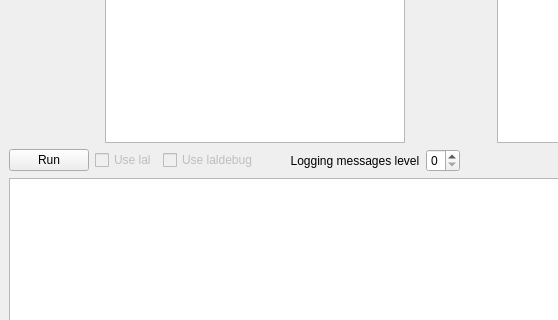
Qt form gui/form.ui (LAL-project/treebank-parser) before a commit; both pictures show x 0 to 558 and y 185 to 505 of the 1173 by 609 pixel window.
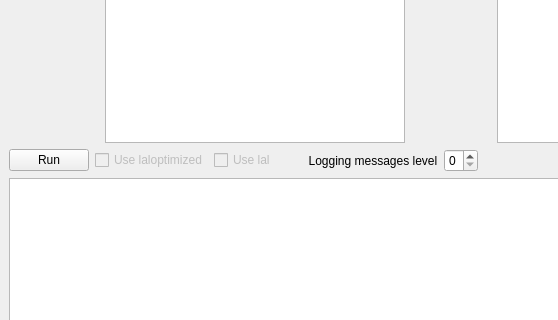
The same form after that commit. Custom widgets are drawn as their Qt base class.

Commit message: Updated with changes in the library: Renamed LAL libraries: 'lal' -> 'laloptimized'; 'laldebug' -> 'lal'

What changed in the file:
```diff
--- a/gui/form.ui
+++ b/gui/form.ui
@@ -244,7 +244,7 @@
            <bool>false</bool>
           </property>
           <property name="text">
-           <string>Use lal</string>
+           <string>Use laloptimized</string>
           </property>
          </widget>
         </item>
@@ -254,7 +254,7 @@
            <bool>false</bool>
           </property>
           <property name="text">
-           <string>Use laldebug</string>
+           <string>Use lal</string>
           </property>
          </widget>
         </item>
```
The commit also changes 5 other files.
